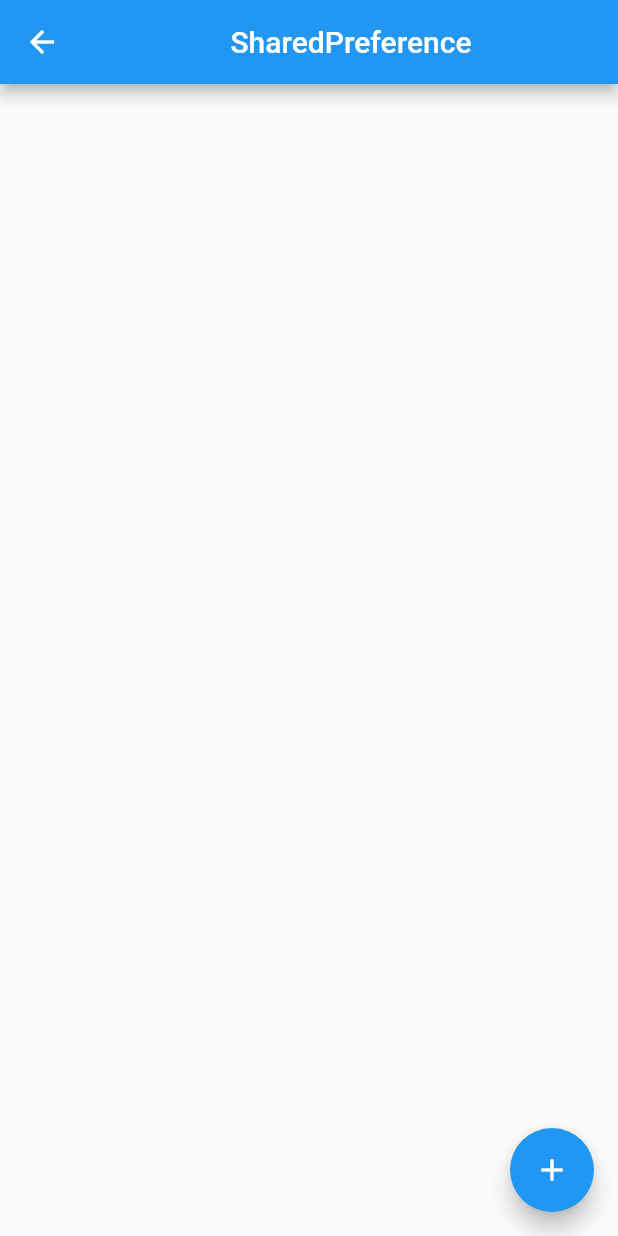
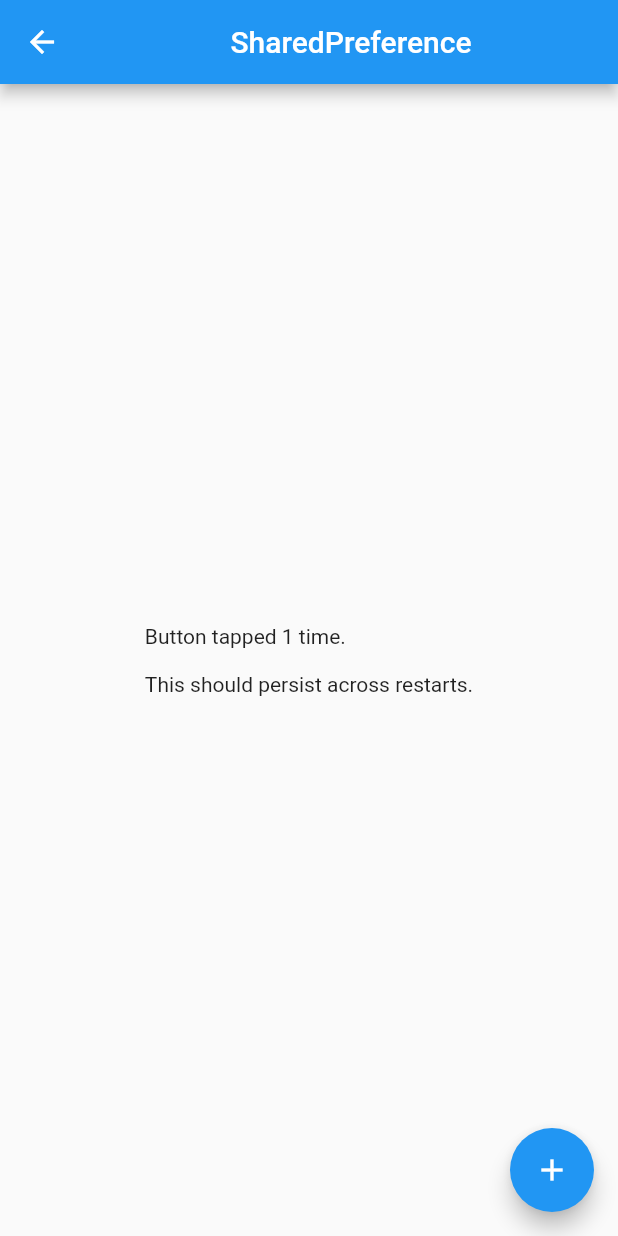
Before and after one commit to RonwasHere/test_mge_ronald, a Flutter app: the SharedPage screen opened directly, after a tap on the "add" icon, on a phone screen of 412 x 824 dp. Run offline on Flutter 3.47's test engine with Material 2 defaults, Android fonts, the light colour scheme and no system bars; our stand-ins replace image_picker, shared_preferences; accounts and stored records are empty.

Commit message:
shared preference selesai, udah jalan sesuai soal

```diff
--- a/lib/main.dart
+++ b/lib/main.dart
@@ -5,7 +5,7 @@ import 'package:test_mge_ronald/pages/image.dart';
 import 'package:test_mge_ronald/pages/input.dart';
 import 'package:test_mge_ronald/pages/list.dart';
 import 'package:test_mge_ronald/pages/shared.dart';
-import 'package:test_mge_ronald/pages/testrow.dart';
+
 
 void main() {
   runApp(const MyApp());
@@ -21,7 +21,6 @@ class MyApp extends StatelessWidget {
       home: MaterialApp(
         routes: {
           '/': (context) => Awal(),
-          // '/': (context) => TestRow(),
           '/input': (context) => Input(),
           '/list': (context) => ListPage(),
           '/image': (context) => ImagePage(),
--- a/lib/pages/shared.dart
+++ b/lib/pages/shared.dart
@@ -1,7 +1,36 @@
 import 'package:flutter/material.dart';
+import 'package:shared_preferences/shared_preferences.dart';
+import 'dart:async';
 
-class SharedPage extends StatelessWidget {
+class SharedPage extends StatefulWidget {
   const SharedPage({Key? key}) : super(key: key);
+
+  @override
+  State<SharedPage> createState() => _SharedPageState();
+}
+
+class _SharedPageState extends State<SharedPage> {
+  final Future<SharedPreferences> _prefs = SharedPreferences.getInstance();
+  late Future<int> _counter;
+
+  Future<void> _incrementCounter() async {
+    final SharedPreferences prefs = await _prefs;
+    final int counter = (prefs.getInt('counter') ?? 0) + 1;
+
+    setState(() {
+      _counter = prefs.setInt('counter', counter).then((bool success) {
+        return counter;
+      });
+    });
+  }
+
+  @override
+  void initState() {
+    super.initState();
+    _counter = _prefs.then((SharedPreferences prefs) {
+      return prefs.getInt('counter') ?? 0;
+    });
+  }
 
   @override
   Widget build(BuildContext context) {
@@ -14,11 +43,29 @@ class SharedPage extends StatelessWidget {
           ),
         ),
       ),
-      body: SafeArea(
-        child: Column(),
-      ),
+      body: Center(
+          child: FutureBuilder<int>(
+              future: _counter,
+              builder: (BuildContext context, AsyncSnapshot<int> snapshot) {
+                switch (snapshot.connectionState) {
+                  case ConnectionState.none:
+                  case ConnectionState.waiting:
+                    return const CircularProgressIndicator();
+                  case ConnectionState.active:
+                  case ConnectionState.done:
+                    if (snapshot.hasError) {
+                      return Text('Error: ${snapshot.error}');
+                    } else {
+                      return Text(
+                        'Button tapped ${snapshot.data} time${snapshot.data == 1 ? '' : 's'}.\n\n'
+                        'This should persist across restarts.',
+                      );
+                    }
+                }
+              })),
       floatingActionButton: FloatingActionButton(
-        onPressed: () {},
+        onPressed: _incrementCounter,
+        tooltip: 'Increment',
         foregroundColor: Colors.white,
         child: Icon(Icons.add),
       ),
--- a/pubspec.yaml
+++ b/pubspec.yaml
@@ -38,6 +38,7 @@ dev_dependencies:
   flutter_test:
     sdk: flutter
   image_picker: ^0.8.6
+  shared_preferences: ^2.0.8
 
 # For information on the generic Dart part of this file, see the
 # following page: https://dart.dev/tools/pub/pubspec
```
Also changed, not shown: lib/pages/testrow.dart (deleted, +0 -39 lines), pubspec.lock.
